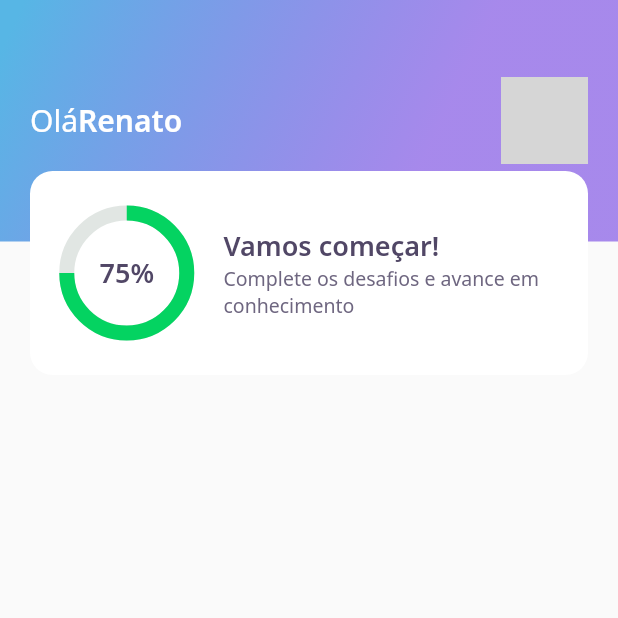
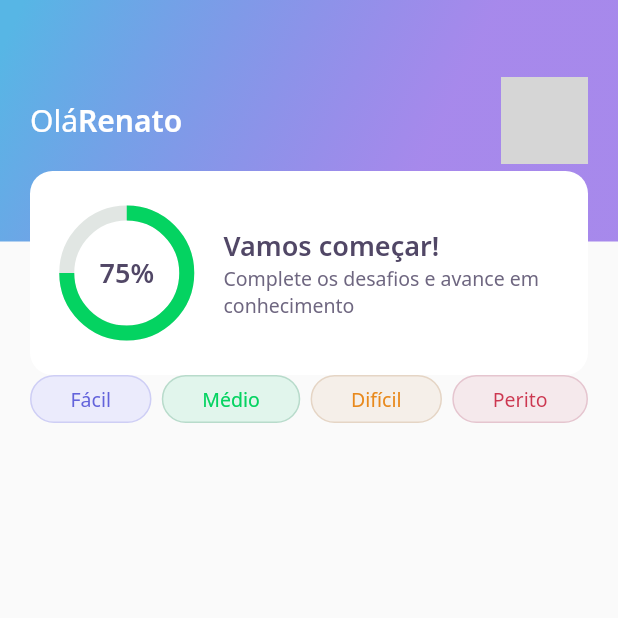
Before and after one commit to HERuppel/nlw5-flutter, a Flutter app: the screen it shows after launch, on a phone screen of 412 x 824 dp, the top half of it. Run offline on Flutter 3.47's test engine with Material 2 defaults, Android fonts, the light colour scheme and no system bars; our stand-ins replace google_fonts; network calls fail; grey boxes are pictures that could not be loaded.

Commit message:
feat(button): created level button

```diff
--- a/lib/home/home_page.dart
+++ b/lib/home/home_page.dart
@@ -1,5 +1,6 @@
 import 'package:flutter/material.dart';
 import 'package:nlw5/home/widgets/appbar/appbar_widget.dart';
+import 'package:nlw5/home/widgets/level_button/level_button_widget.dart';
 
 class HomePage extends StatefulWidget {
   HomePage({Key? key}) : super(key: key);
@@ -12,7 +13,18 @@
   @override
   Widget build(BuildContext context) {
     return Scaffold(
-      appBar: AppBarWidget(),
-    );
+        appBar: AppBarWidget(),
+        body: Padding(
+          padding: const EdgeInsets.symmetric(horizontal: 20),
+          child: Row(
+            mainAxisAlignment: MainAxisAlignment.spaceBetween,
+            children: [
+              LevelButtonWidget(label: 'Fácil'),
+              LevelButtonWidget(label: 'Médio'),
+              LevelButtonWidget(label: 'Difícil'),
+              LevelButtonWidget(label: 'Perito'),
+            ],
+          ),
+        ));
   }
 }
--- /dev/null
+++ b/lib/home/widgets/level_button/level_button_widget.dart
@@ -0,0 +1,52 @@
+import 'package:flutter/widgets.dart';
+import 'package:google_fonts/google_fonts.dart';
+import 'package:nlw5/core/app_colors.dart';
+
+class LevelButtonWidget extends StatelessWidget {
+  final String label;
+  LevelButtonWidget({Key? key, required this.label})
+      : assert(['Fácil', 'Médio', 'Difícil', 'Perito'].contains(label)),
+        super(key: key);
+
+  final config = {
+    'Fácil': {
+      'color': AppColors.levelButtonFacil,
+      'borderColor': AppColors.levelButtonBorderFacil,
+      'fontColor': AppColors.levelButtonTextFacil
+    },
+    'Médio': {
+      'color': AppColors.levelButtonMedio,
+      'borderColor': AppColors.levelButtonBorderMedio,
+      'fontColor': AppColors.levelButtonTextMedio
+    },
+    'Difícil': {
+      'color': AppColors.levelButtonDificil,
+      'borderColor': AppColors.levelButtonBorderDificil,
+      'fontColor': AppColors.levelButtonTextDificil
+    },
+    'Perito': {
+      'color': AppColors.levelButtonPerito,
+      'borderColor': AppColors.levelButtonBorderPerito,
+      'fontColor': AppColors.levelButtonTextPerito
+    }
+  };
+
+  Color? get color => config[label]?['color'];
+  Color? get borderColor => config[label]?['borderColor'];
+  Color? get fontColor => config[label]?['fontColor'];
+
+  @override
+  Widget build(BuildContext context) {
+    return Container(
+      decoration: BoxDecoration(
+          color: color!,
+          border: Border.fromBorderSide(BorderSide(color: borderColor!)),
+          borderRadius: BorderRadius.circular(28)),
+      child: Padding(
+        padding: const EdgeInsets.symmetric(horizontal: 26, vertical: 6),
+        child: Text(label,
+            style: GoogleFonts.notoSans(color: fontColor!, fontSize: 13)),
+      ),
+    );
+  }
+}
```
